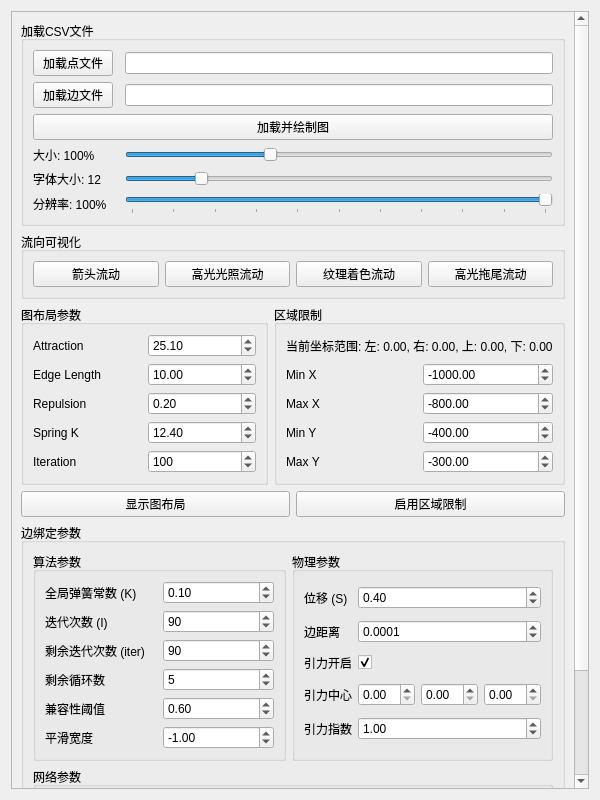
Qt form vis4earth/graph_viser/graph_layout.ui (junjiangyue/vis-on-earth-qt-osg) before a commit.
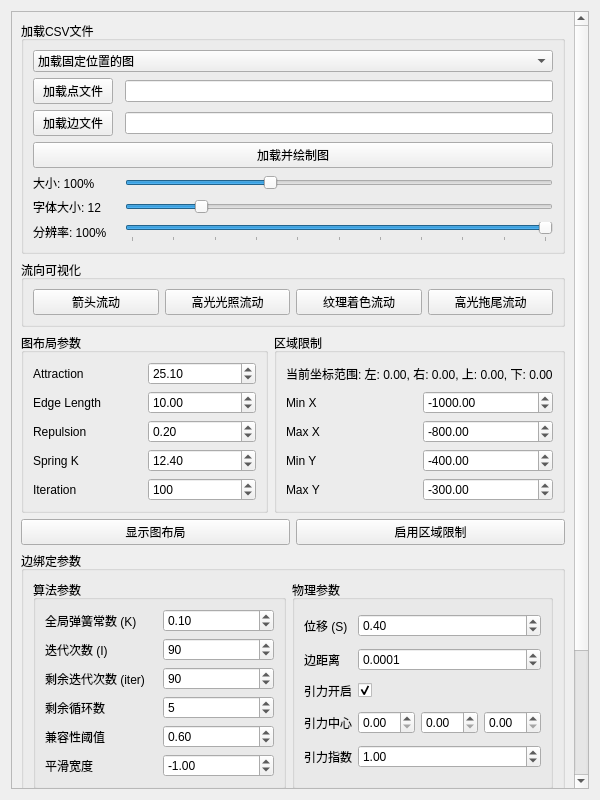
The same form after that commit.

Commit message: 数据是经纬度

Diff of the .ui file:
```diff
--- a/vis4earth/graph_viser/graph_layout.ui
+++ b/vis4earth/graph_viser/graph_layout.ui
@@ -38,41 +38,56 @@
                     <string>加载CSV文件</string>
                   </property>
                   <layout class="QGridLayout" name="gridLayoutLoadCSV">
-                    <item row="2" column="0" colspan="3">
+                    <!-- 新增的下拉框，放在第0行 -->
+                    <item row="0" column="0" colspan="3">
+                      <widget class="QComboBox" name="comboBoxGraphType">
+                        <item>
+                          <property name="text">
+                            <string>加载固定位置的图</string>
+                          </property>
+                        </item>
+                        <item>
+                          <property name="text">
+                            <string>无固定位置的图</string>
+                          </property>
+                        </item>
+                      </widget>
+                    </item>
+                    <item row="3" column="0" colspan="3">
                       <widget class="QPushButton" name="loadAndDrawGraphButton">
                         <property name="text">
                           <string>加载并绘制图</string>
                         </property>
                       </widget>
                     </item>
-                    <item row="1" column="2">
+                    <item row="2" column="2">
                       <widget class="QLineEdit" name="edgesFilePath"/>
                     </item>
-                    <item row="1" column="0">
+                    <item row="2" column="0">
                       <widget class="QPushButton" name="loadEdgesButton">
                         <property name="text">
                           <string>加载边文件</string>
                         </property>
                       </widget>
                     </item>
-                    <item row="0" column="2">
+                    <item row="1" column="2">
                       <widget class="QLineEdit" name="pointsFilePath"/>
                     </item>
-                    <item row="0" column="0">
+                    <item row="1" column="0">
                       <widget class="QPushButton" name="loadPointsButton">
                         <property name="text">
                           <string>加载点文件</string>
                         </property>
                       </widget>
                     </item>
-                    <item row="3" column="0">
+                    <item row="4" column="0">
                       <widget class="QLabel" name="sizeLabel">
                         <property name="text">
                           <string>大小: 100%</string>
                         </property>
                       </widget>
                     </item>
-                    <item row="3" column="2">
+                    <item row="4" column="2">
                       <widget class="QSlider" name="sizeSlider">
                         <property name="minimum">
                           <number>50</number>
@@ -88,14 +103,14 @@
                         </property>
                       </widget>
                     </item>
-                    <item row="4" column="0">
+                    <item row="5" column="0">
                       <widget class="QLabel" name="fontSizeLabel">
                         <property name="text">
                           <string>字体大小: 12</string>
                         </property>
                       </widget>
                     </item>
-                    <item row="4" column="2">
+                    <item row="5" column="2">
                       <widget class="QSlider" name="fontSizeSlider">
                         <property name="minimum">
                           <number>8</number>
@@ -112,14 +127,14 @@
                       </widget>
                     </item>
                     <!-- 新增的分辨率滑块 -->
-                    <item row="5" column="0">
+                    <item row="6" column="0">
                       <widget class="QLabel" name="resolutionLabel">
                         <property name="text">
                           <string>分辨率: 100%</string>
                         </property>
                       </widget>
                     </item>
-                    <item row="5" column="2">
+                    <item row="6" column="2">
                       <widget class="QSlider" name="resolutionSlider">
                         <property name="minimum">
                           <number>0</number>
```
The commit also changes 2 other files.
